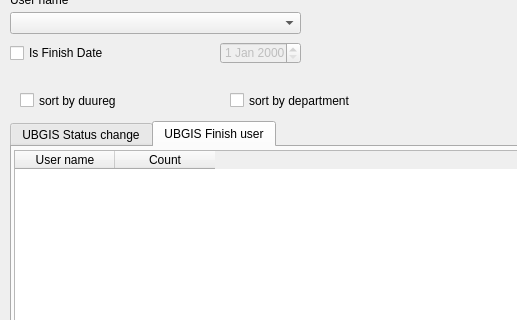
First picture: the form in view/ParcelInfoStatisticDialog.ui, repository teamlm2/lm2_mgis, before the edit; both pictures show x 0 to 517 and y 88 to 408 of the 783 by 532 pixel window.
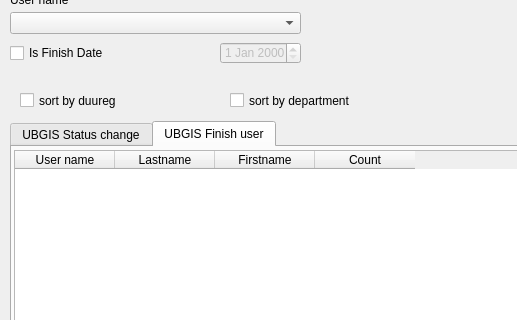
Second picture: the form after the edit.

Commit message: 2019-07-19 laptop ankhaa

```diff
--- a/view/ParcelInfoStatisticDialog.ui
+++ b/view/ParcelInfoStatisticDialog.ui
@@ -253,6 +253,16 @@
        <string>User name</string>
       </property>
      </column>
+     <column>
+      <property name="text">
+       <string>Lastname</string>
+      </property>
+     </column>
+     <column>
+      <property name="text">
+       <string>Firstname</string>
+      </property>
+     </column>
      <column>
       <property name="text">
        <string>Count</string>
```
The commit also changes 2 other files.
